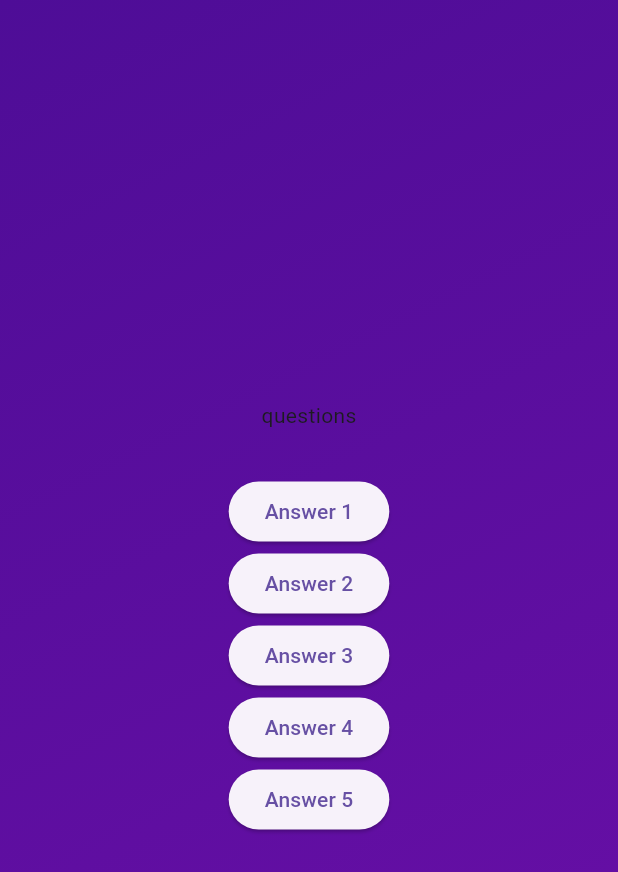
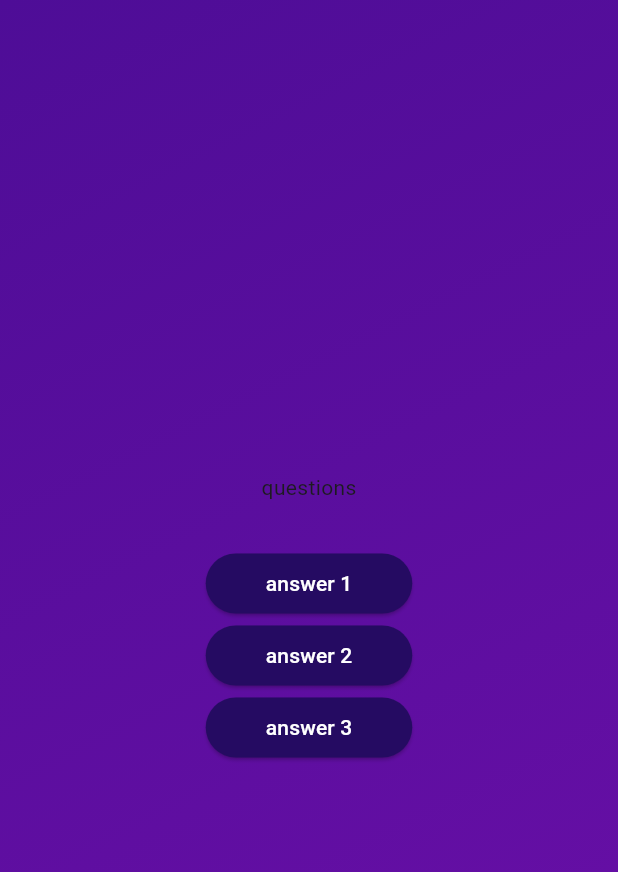
Before and after one commit to AnasKhan1506/quizz-app, a Flutter app: the screen it shows after launch, after a tap on "Start Quiz", on a phone screen of 412 x 824 dp. Shown: the top 872 px of the screen. Run offline on Flutter 3.47's test engine with Material 3 defaults, Android fonts, the phone set to English and light mode, and no system bars.

Commit message:
styling quiz page 1

```diff
--- /dev/null
+++ b/lib/answer_button.dart
@@ -0,0 +1,27 @@
+import 'package:flutter/material.dart';
+
+class AnswerButton extends StatelessWidget {
+  AnswerButton({
+    super.key,
+    required this.answerText,
+    required this.onTap,
+  });
+  final String answerText;
+  final void Function() onTap;
+  @override
+  Widget build(BuildContext context) {
+    return ElevatedButton(
+      onPressed: onTap,
+      style: ElevatedButton.styleFrom(
+          padding: EdgeInsets.symmetric(
+            horizontal: 40,
+            vertical: 10,
+          ),
+          backgroundColor: Color.fromARGB(255, 37, 11, 98),
+          foregroundColor: Colors.white,
+          shape:
+              RoundedRectangleBorder(borderRadius: BorderRadius.circular(40))),
+      child: Text(answerText),
+    );
+  }
+}
--- a/lib/questions_screen.dart
+++ b/lib/questions_screen.dart
@@ -1,4 +1,5 @@
 import 'package:flutter/material.dart';
+import 'package:quizzapp/answer_button.dart';
 
 class QuestionsScreen extends StatefulWidget {
   const QuestionsScreen({super.key});
@@ -19,26 +20,9 @@ class _QuestionsScreenState extends State<QuestionsScreen> {
           const SizedBox(
             height: 30,
           ),
-          ElevatedButton(
-            onPressed: () {},
-            child: Text("Answer 1"),
-          ),
-          ElevatedButton(
-            onPressed: () {},
-            child: Text("Answer 2"),
-          ),
-          ElevatedButton(
-            onPressed: () {},
-            child: Text("Answer 3"),
-          ),
-          ElevatedButton(
-            onPressed: () {},
-            child: Text("Answer 4"),
-          ),
-          ElevatedButton(
-            onPressed: () {},
-            child: Text("Answer 5"),
-          ),
+          AnswerButton(answerText: "answer 1", onTap: () {}),
+          AnswerButton(answerText: "answer 2", onTap: () {}),
+          AnswerButton(answerText: "answer 3", onTap: () {}),
         ],
       ),
     );
```
